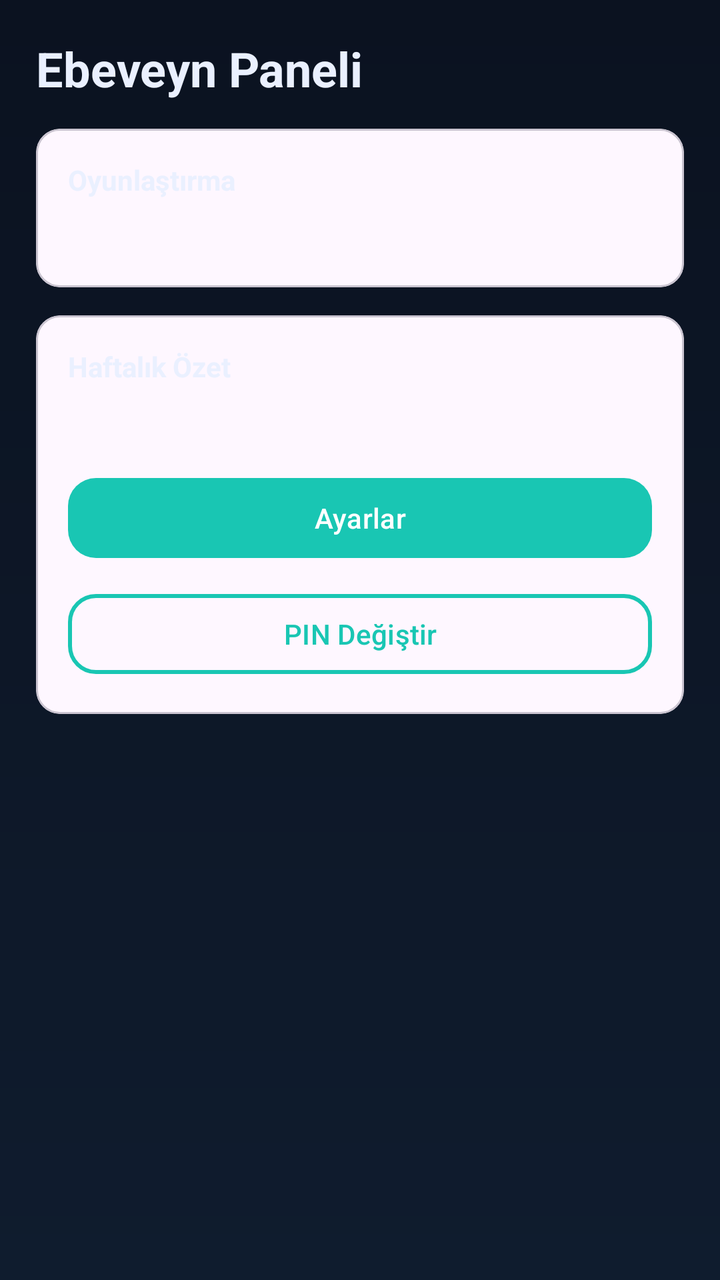
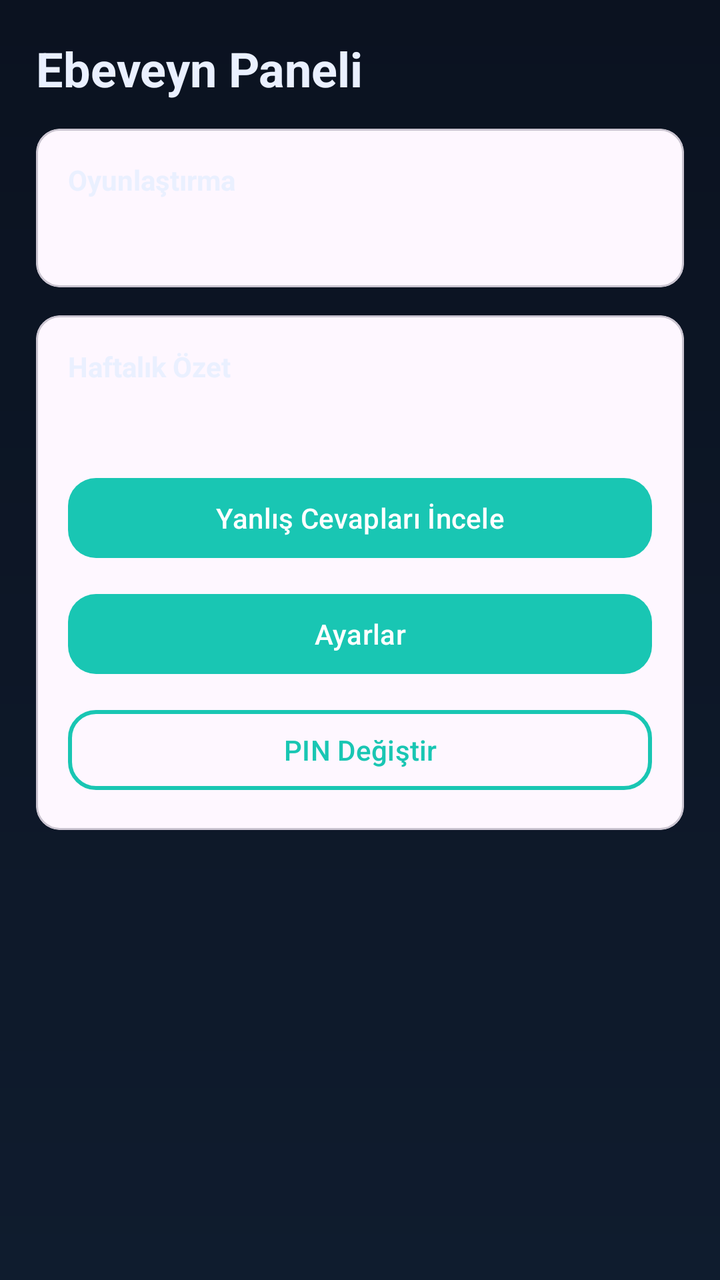

Two renders of the same Android screen: before a commit and after it. Below are the layout's source before the change and the commit's diff.
<!-- AndroidManifest.xml: application theme Theme.BrainBuddy -->
<!-- res/layout/activity_parent.xml -->
<?xml version="1.0" encoding="utf-8"?>
<ScrollView xmlns:android="http://schemas.android.com/apk/res/android"
    android:background="@drawable/bg_gradient"
    android:layout_width="match_parent"
    android:layout_height="match_parent"
    android:padding="18dp">

    <LinearLayout
        android:layout_width="match_parent"
        android:layout_height="wrap_content"
        android:orientation="vertical">

        <TextView
            android:text="@string/parent_title"
            android:textColor="@color/bb_text"
            android:textSize="24sp"
            android:textStyle="bold"
            android:layout_width="match_parent"
            android:layout_height="wrap_content" />

        <com.google.android.material.card.MaterialCardView
            style="@style/BB.Card"
            android:layout_width="match_parent"
            android:layout_height="wrap_content"
            android:layout_marginTop="14dp">

            <LinearLayout
                android:padding="16dp"
                android:layout_width="match_parent"
                android:layout_height="wrap_content"
                android:orientation="vertical">

                <TextView
                    android:text="Oyunlaştırma"
                    android:textColor="@color/bb_text"
                    android:textStyle="bold"
                    android:layout_width="match_parent"
                    android:layout_height="wrap_content"/>

                <TextView
                    android:id="@+id/gamificationSummary"
                    android:layout_marginTop="8dp"
                    android:textColor="@color/bb_text_muted"
                    android:textSize="15sp"
                    android:layout_width="match_parent"
                    android:layout_height="wrap_content" />
            </LinearLayout>
        </com.google.android.material.card.MaterialCardView>

        <com.google.android.material.card.MaterialCardView
            style="@style/BB.Card"
            android:layout_width="match_parent"
            android:layout_height="wrap_content"
            android:layout_marginTop="14dp">

            <LinearLayout
                android:padding="16dp"
                android:layout_width="match_parent"
                android:layout_height="wrap_content"
                android:orientation="vertical">

                <TextView
                    android:text="Haftalık Özet"
                    android:textColor="@color/bb_text"
                    android:textStyle="bold"
                    android:layout_width="match_parent"
                    android:layout_height="wrap_content"/>

                <TextView
                    android:id="@+id/weeklySummary"
                    android:layout_marginTop="8dp"
                    android:textColor="@color/bb_text_muted"
                    android:textSize="15sp"
                    android:layout_width="match_parent"
                    android:layout_height="wrap_content" />

                <Button
                    android:id="@+id/openSettings"
                    style="@style/BB.Button"
                    android:layout_marginTop="14dp"
                    android:text="Ayarlar"
                    android:layout_width="match_parent"
                    android:layout_height="wrap_content" />

                <Button
                    android:id="@+id/changePin"
                    style="@style/BBButtonAlt"
                    android:layout_marginTop="10dp"
                    android:text="PIN Değiştir"
                    android:layout_width="match_parent"
                    android:layout_height="wrap_content" />
            </LinearLayout>
        </com.google.android.material.card.MaterialCardView>

    </LinearLayout>
</ScrollView>
<!-- resources referenced by this layout -->
<resources>
  <color name="bb_text">#EAF0FF</color>
  <color name="bb_text_muted">#A9B4D0</color>
  <!-- drawable bg_gradient (drawable) -->
  <?xml version="1.0" encoding="utf-8"?>
  <layer-list xmlns:android="http://schemas.android.com/apk/res/android">
      <item>
          <shape>
              <gradient
                  android:angle="270"
                  android:startColor="#0B1220"
                  android:endColor="#0F1C2E"/>
          </shape>
      </item>
  </layer-list>
  <string name="parent_title">Ebeveyn Paneli</string>
  <style name="BB.Button" parent="BBButton" />
  <style name="BB.Card">
          <item name="android:background">@drawable/bg_card</item>
          <item name="android:padding">16dp</item>
      </style>
  <style name="BBButtonAlt" parent="Widget.Material3.Button.OutlinedButton">
          <item name="android:minHeight">48dp</item>
          <item name="cornerRadius">14dp</item>
          <item name="android:textAllCaps">false</item>
          <item name="android:textColor">@color/bb_primary</item>
          <item name="strokeColor">@color/bb_primary</item>
          <item name="strokeWidth">2dp</item>
      </style>
  <style name="Theme.BrainBuddy" parent="Theme.Material3.DayNight.NoActionBar">
          
          <item name="colorPrimary">@color/bb_primary</item>
          <item name="colorOnPrimary">@color/white</item>
          <item name="colorSecondary">@color/bb_secondary</item>
          <item name="colorOnSecondary">@color/white</item>
          <item name="colorTertiary">@color/bb_tertiary</item>
          <item name="colorOnTertiary">@color/white</item>
  
          
          <item name="android:windowBackground">@color/bb_bg</item>
          <item name="android:textColorPrimary">@color/bb_text</item>
          <item name="android:textColorSecondary">@color/bb_text_muted</item>
      </style>
  <style name="BBButton" parent="Widget.Material3.Button">
          <item name="android:minHeight">48dp</item>
          <item name="cornerRadius">14dp</item>
          <item name="android:textAllCaps">false</item>
          <item name="android:textColor">@color/white</item>
          <item name="backgroundTint">@color/bb_primary</item>
      </style>
  <!-- drawable bg_card (drawable) -->
  <?xml version="1.0" encoding="utf-8"?>
  <shape xmlns:android="http://schemas.android.com/apk/res/android">
      <solid android:color="@color/bb_card"/>
      <corners android:radius="18dp"/>
      <padding
          android:left="16dp"
          android:top="16dp"
          android:right="16dp"
          android:bottom="16dp"/>
  </shape>
  <color name="bb_primary">#19C6B3</color>
  <color name="white">#FFFFFF</color>
  <color name="bb_secondary">#38BDF8</color>
  <color name="bb_tertiary">#A78BFA</color>
  <color name="bb_bg">#0B1220</color>
  <color name="bb_card">#121B2D</color>
</resources>

<!-- the commit's change to res/layout/activity_parent.xml (unified diff, before → after) -->
@@ -75,9 +75,17 @@
                     android:layout_height="wrap_content" />
 
                 <Button
+                    android:id="@+id/btnReviewWrong"
+                    style="@style/BB.Button"
+                    android:layout_marginTop="14dp"
+                    android:text="Yanlış Cevapları İncele"
+                    android:layout_width="match_parent"
+                    android:layout_height="wrap_content" />
+
+                <Button
                     android:id="@+id/openSettings"
                     style="@style/BB.Button"
-                    android:layout_marginTop="14dp"
+                    android:layout_marginTop="10dp"
                     android:text="Ayarlar"
                     android:layout_width="match_parent"
                     android:layout_height="wrap_content" />
